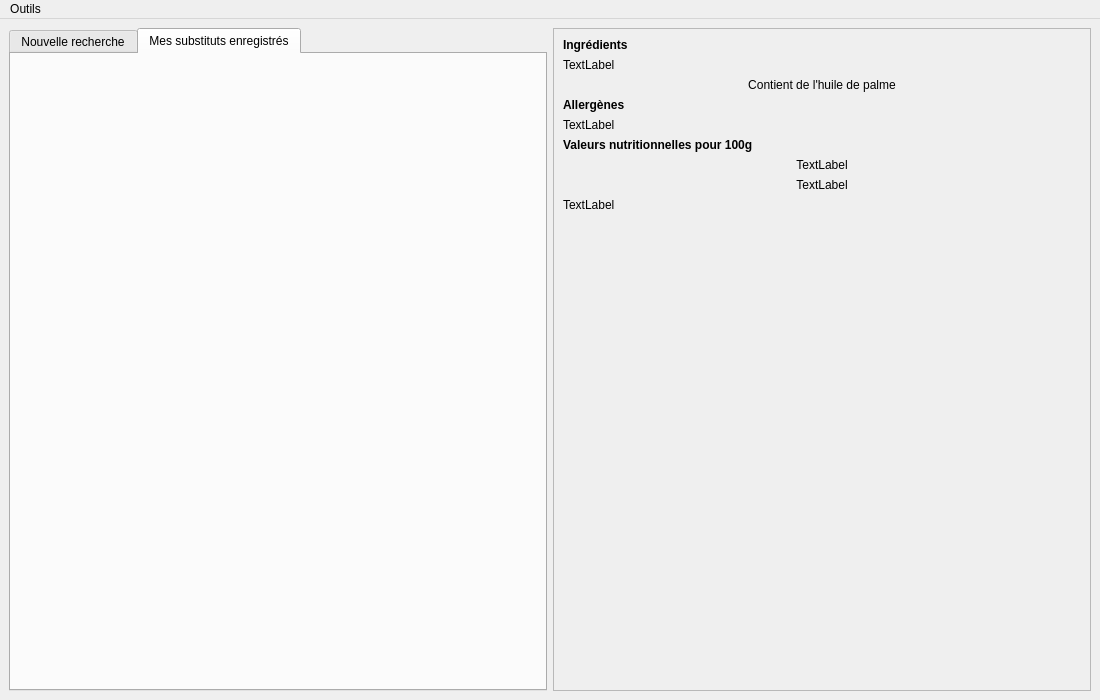
Qt form views/main_window.ui (RoroTiti/OC_P5) before a commit.
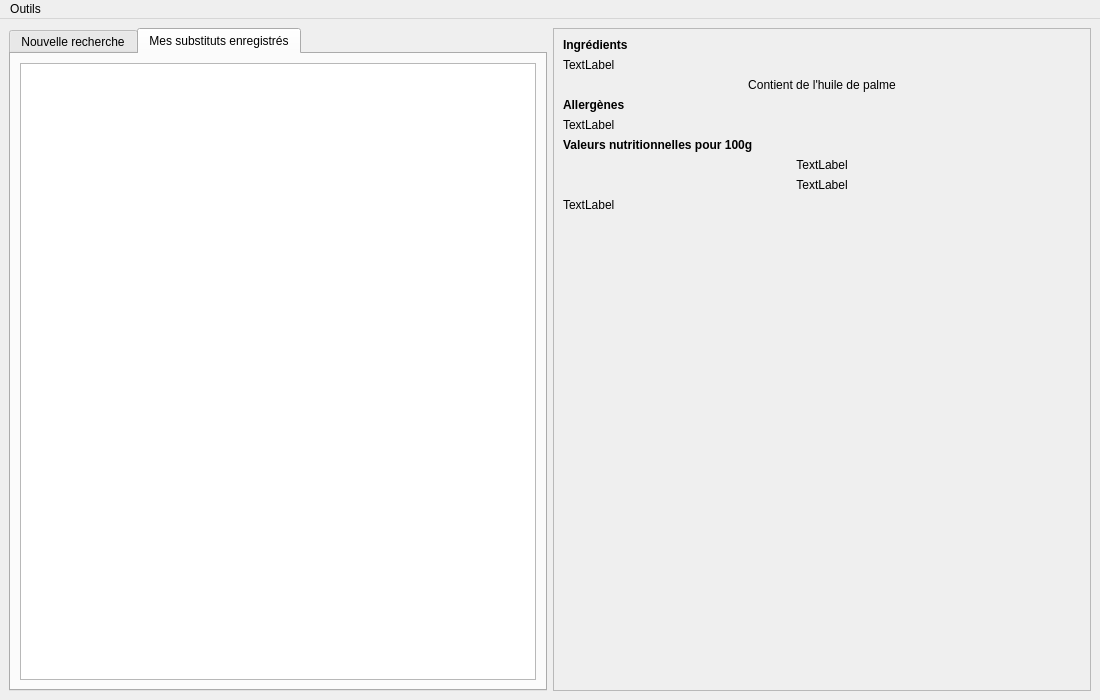
The same form after that commit. The open tabs and pages were chosen to show the change.

Commit message: Saved substitutes list displaying

```diff
--- a/views/main_window.ui
+++ b/views/main_window.ui
@@ -65,6 +65,15 @@
        <attribute name="title">
         <string>Mes substituts enregistrés</string>
        </attribute>
+       <layout class="QGridLayout" name="gridLayout_2">
+        <item row="0" column="0">
+         <widget class="QTableView" name="table_saved_substitutes">
+          <attribute name="verticalHeaderVisible">
+           <bool>false</bool>
+          </attribute>
+         </widget>
+        </item>
+       </layout>
       </widget>
      </widget>
     </item>
```
The commit also changes 4 other files.
